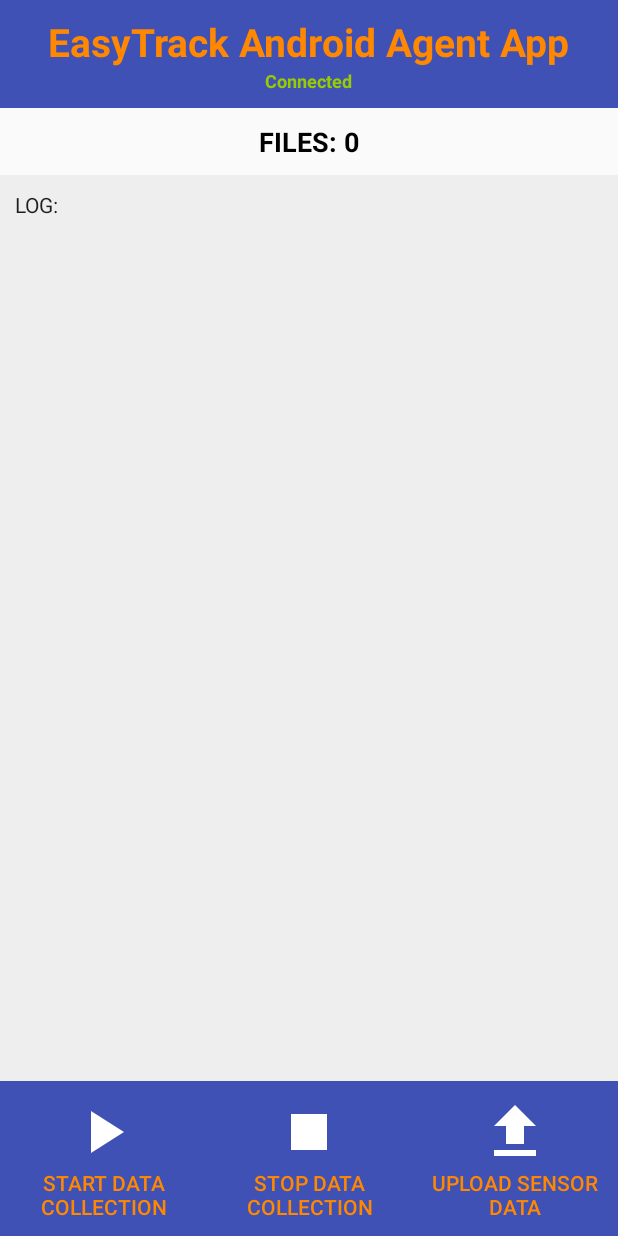
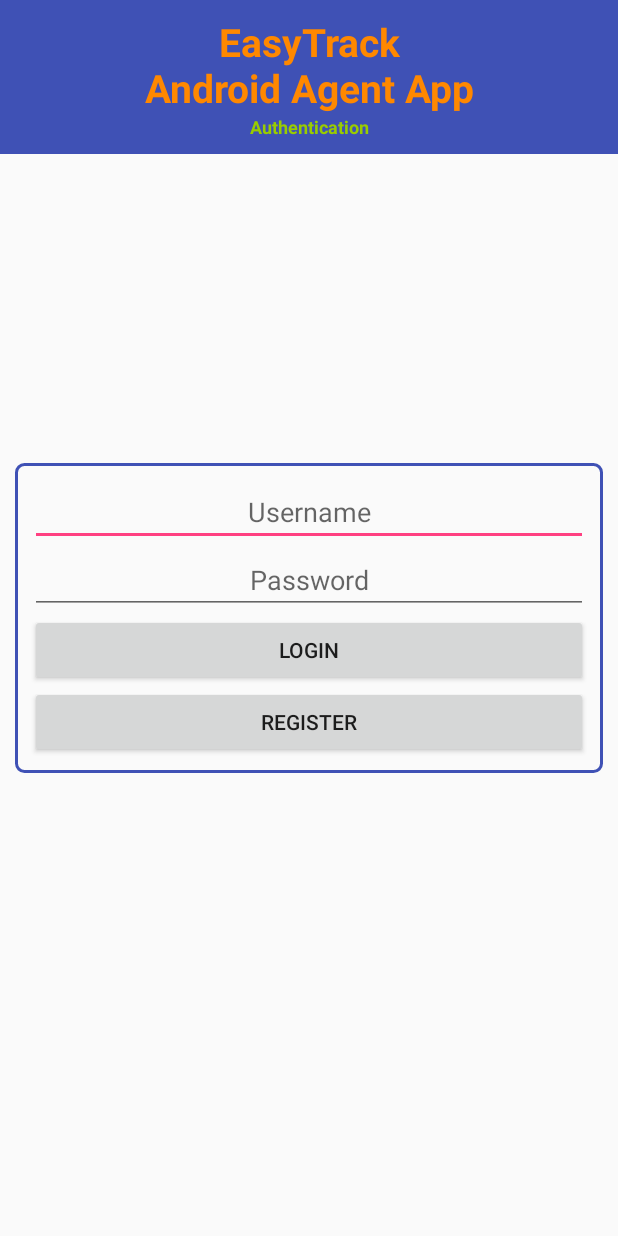
Before and after one commit to Qobiljon/EasyTrack_AndroidAgent, an Android app: the screen it shows after launch (MainActivity before the commit, AuthenticationActivity after it), on a phone screen of 412 x 824 dp. Run offline under Robolectric (Android 15) with nearby library versions, the phone set to English and light mode, and no system bars.

Commit message:
Authentication added

```diff
--- a/app/build.gradle
+++ b/app/build.gradle
@@ -5,7 +5,7 @@ android {
     buildToolsVersion '28.0.3'
     useLibrary 'org.apache.http.legacy'
     defaultConfig {
-        applicationId "kr.ac.inha.nsl.KevinKit"
+        applicationId "kr.ac.inha.nsl.EasyTrack"
         minSdkVersion 19
         targetSdkVersion 28
         versionCode 4
--- /dev/null
+++ b/app/src/main/res/drawable/login_entry_box_bg.xml
@@ -0,0 +1,11 @@
+<?xml version="1.0" encoding="utf-8"?>
+<selector xmlns:android="http://schemas.android.com/apk/res/android">
+
+    <item>
+        <shape android:shape="rectangle">
+            <corners android:radius="5dp"/>
+            <stroke android:width="2dp" android:color="@color/colorPrimary"/>
+        </shape>
+    </item>
+
+</selector>
--- /dev/null
+++ b/app/src/main/res/layout/activity_authentication.xml
@@ -0,0 +1,98 @@
+<?xml version="1.0" encoding="utf-8"?>
+<RelativeLayout xmlns:android="http://schemas.android.com/apk/res/android"
+    xmlns:tools="http://schemas.android.com/tools"
+    android:layout_width="match_parent"
+    android:layout_height="match_parent"
+    tools:context=".AuthenticationActivity">
+
+    <LinearLayout
+        android:id="@+id/topLinearLayout"
+        android:layout_width="match_parent"
+        android:layout_height="wrap_content"
+        android:layout_alignParentTop="true"
+        android:background="@color/colorPrimary"
+        android:orientation="vertical"
+        android:padding="10dp">
+
+        <TextView
+            android:layout_width="match_parent"
+            android:layout_height="wrap_content"
+            android:gravity="center_horizontal"
+            android:text="@string/app_name"
+            android:textColor="@android:color/holo_orange_dark"
+            android:textSize="26sp"
+            android:textStyle="bold" />
+
+        <TextView
+            android:layout_width="match_parent"
+            android:layout_height="wrap_content"
+            android:gravity="center_horizontal"
+            android:text="@string/authentication"
+            android:textAlignment="center"
+            android:textColor="@android:color/holo_green_light"
+            android:textSize="12sp"
+            android:textStyle="bold" />
+
+    </LinearLayout>
+
+    <LinearLayout
+        android:layout_width="match_parent"
+        android:layout_height="wrap_content"
+        android:layout_centerInParent="true"
+        android:layout_margin="10dp"
+        android:background="@drawable/login_entry_box_bg"
+        android:orientation="vertical"
+        android:padding="10dp">
+
+        <EditText
+            android:id="@+id/usernameEditText"
+            android:layout_width="match_parent"
+            android:layout_height="wrap_content"
+            android:gravity="center_horizontal"
+            android:hint="@string/username"
+            android:importantForAutofill="no"
+            android:inputType="textShortMessage"
+            tools:ignore="UnusedAttribute" />
+
+        <EditText
+            android:id="@+id/passwordEditText"
+            android:layout_width="match_parent"
+            android:layout_height="wrap_content"
+            android:gravity="center_horizontal"
+            android:hint="@string/password"
+            android:importantForAutofill="no"
+            android:inputType="textShortMessage"
+            tools:ignore="UnusedAttribute" />
+
+        <Button
+            android:layout_width="match_parent"
+            android:layout_height="wrap_content"
+            android:onClick="loginButtonClick"
+            android:text="@string/login" />
+
+        <Button
+            android:layout_width="match_parent"
+            android:layout_height="wrap_content"
+            android:onClick="registerButtonClick"
+            android:text="@string/register" />
+
+    </LinearLayout>
+
+    <FrameLayout
+        android:id="@+id/clickBlockPanel"
+        android:layout_width="match_parent"
+        android:layout_height="match_parent"
+        android:background="@color/transparentBackgroundColor"
+        android:visibility="gone">
+
+        <ProgressBar
+            android:id="@+id/progressBar"
+            android:layout_width="wrap_content"
+            android:layout_height="wrap_content"
+            android:layout_centerInParent="true"
+            android:layout_gravity="center"
+            android:indeterminate="true" />
+
+    </FrameLayout>
+
+</RelativeLayout>
--- a/app/src/main/res/values/colors.xml
+++ b/app/src/main/res/values/colors.xml
@@ -3,4 +3,6 @@
     <color name="colorPrimary">#3F51B5</color>
     <color name="colorPrimaryDark">#303F9F</color>
     <color name="colorAccent">#FF4081</color>
+
+    <color name="transparentBackgroundColor">#33444444</color>
 </resources>
--- a/app/src/main/res/values/strings.xml
+++ b/app/src/main/res/values/strings.xml
@@ -1,6 +1,6 @@
 <?xml version="1.0" encoding="utf-8"?>
 <resources>
-    <string name="app_name">EasyTrack Android Agent App</string>
+    <string name="app_name">EasyTrack\nAndroid Agent App</string>
     <string name="ConnectionEstablishedMsg">Connection established</string>
     <string name="ConnectionTerminateddMsg">Connection terminated</string>
     <string name="ConnectionAlreadyExist">Already connected</string>
@@ -25,4 +25,10 @@
     <string name="upload_sensor_data">Upload sensor data</string>
     <string name="cancel_upload_sensor_data">Cancel upload-action</string>
     <string name="log">LOG:</string>
+    <string name="authentication">Authentication</string>
+    <string name="username">Username</string>
+    <string name="password">Password</string>
+    <string name="login">Login</string>
+    <string name="register">Register</string>
+    <string name="logout">Logout</string>
 </resources>
--- a/app/src/main/res/xml/accessoryservices.xml
+++ b/app/src/main/res/xml/accessoryservices.xml
@@ -1,12 +1,12 @@
 <!DOCTYPE resources [<!ELEMENT resources (application)><!ELEMENT application (serviceProfile)+><!ATTLIST application name CDATA #REQUIRED><!ELEMENT serviceProfile (supportedTransports, serviceChannel+) ><!ATTLIST application xmlns:android CDATA #IMPLIED><!ATTLIST serviceProfile xmlns:android CDATA #IMPLIED><!ATTLIST serviceProfile serviceImpl CDATA #REQUIRED><!ATTLIST serviceProfile role (PROVIDER | CONSUMER | provider | consumer) #REQUIRED><!ATTLIST serviceProfile name CDATA #REQUIRED><!ATTLIST serviceProfile id CDATA #REQUIRED><!ATTLIST serviceProfile version CDATA #REQUIRED><!ATTLIST serviceProfile serviceLimit (ANY | ONE_ACCESSORY | ONE_PEERAGENT | any | one_accessory | one_peeragent) #IMPLIED><!ATTLIST serviceProfile serviceTimeout CDATA #IMPLIED><!ELEMENT supportedTransports (transport)+><!ATTLIST supportedTransports xmlns:android CDATA #IMPLIED><!ELEMENT transport EMPTY><!ATTLIST transport xmlns:android CDATA #IMPLIED><!ATTLIST transport type (TRANSPORT_WIFI | TRANSPORT_BT | TRANSPORT_BLE | TRANSPORT_USB |transport_wifi | transport_bt | transport_ble | transport_usb) #REQUIRED><!ELEMENT serviceChannel EMPTY><!ATTLIST serviceChannel xmlns:android CDATA #IMPLIED><!ATTLIST serviceChannel id CDATA #REQUIRED><!ATTLIST serviceChannel dataRate (LOW | HIGH | low | high) #REQUIRED><!ATTLIST serviceChannel priority (LOW | MEDIUM | HIGH | low | medium | high) #REQUIRED><!ATTLIST serviceChannel reliability (ENABLE | DISABLE | enable | disable ) #REQUIRED>]>
 
 <resources>
-    <application name="KevinKit">
+    <application name="EasyTrack_AndroidAgent">
         <serviceProfile
             name="helloaccessory"
             id="/sample/hello"
             role="consumer"
-            serviceImpl="kr.ac.inha.nsl.ConsumerService"
+            serviceImpl="kr.ac.inha.nsl.EasyTrack_AndroidSAAAgent"
             serviceLimit="ANY"
             serviceTimeout="10"
             version="1.0">
```
Also changed, not shown: app/src/main/AndroidManifest.xml (+16 -13 lines), app/src/main/java/kr/ac/inha/nsl/AuthenticationActivity.java (added, +184 -0 lines), app/src/main/java/kr/ac/inha/nsl/EasyTrack_AndroidSAAAgent.java (renamed from app/src/main/java/kr/ac/inha/nsl/ConsumerService.java, +6 -7 lines), app/src/main/java/kr/ac/inha/nsl/MainActivity.java (+20 -3 lines), app/src/main/java/kr/ac/inha/nsl/Tools.java (+38 -15 lines), app/src/main/res/layout/activity_main.xml (+35 -10 lines).
